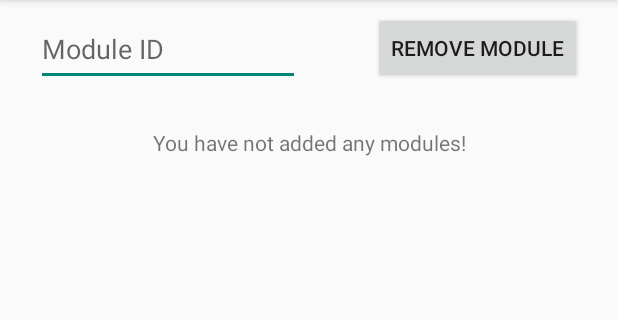
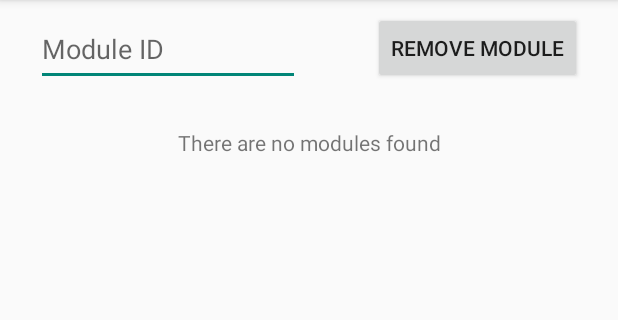
Before and after one commit to AndroidNoob69/GPACalculator, an Android app: the ViewModules screen opened directly, with no data from a screen before it, on a phone screen of 412 x 824 dp, the part 84-404 px from its top. Run offline under Robolectric (Android 15) with nearby library versions, the phone set to English and light mode, and no system bars.

Commit message:
Update strings
Signed-off-by: Carlsen Teo <carlsen@inspirous.us>

```diff
--- a/app/src/main/java/wind07/gpacalculator/ViewModules.java
+++ b/app/src/main/java/wind07/gpacalculator/ViewModules.java
@@ -34,7 +34,7 @@ public class ViewModules extends AppCompatActivity {
 
         if (modCount == 0){
             TextView msg = new TextView(this);
-            msg.setText(getString(R.string.no_modules_added));
+            msg.setText(getString(R.string.no_modules_found));
             msg.setGravity(Gravity.CENTER);
             linearLayout.addView(msg);
         }
--- a/app/src/main/res/values/strings.xml
+++ b/app/src/main/res/values/strings.xml
@@ -8,7 +8,7 @@
     <string name="module_added">Module %1$s has been successfully added!</string>
     <string name="no_modules_added">You have not added any modules!</string>
     <string name="exit_confirmation">Do you want to exit?</string>
-    <string name="no_modules_found">There are no modules added</string>
+    <string name="no_modules_found">There are no modules found</string>
     <string name="module_id">Module %1$s</string>
     <string name="module_name">Name: %1$s</string>
     <string name="module_credits">Credit Units: %1$s</string>
```
